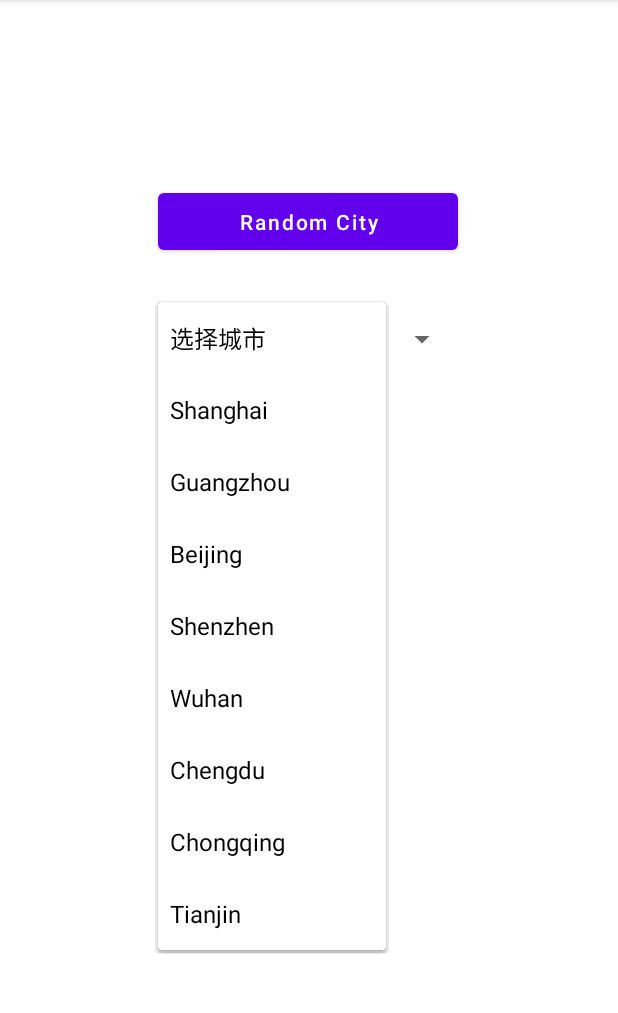
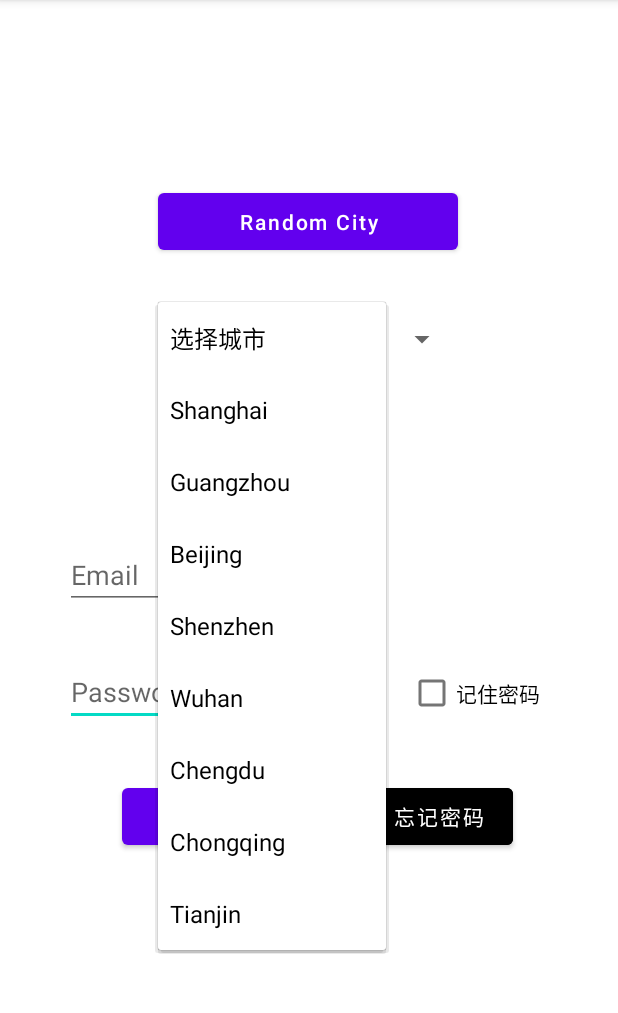
Before and after one commit to Voychek1024/Mobile-Computing, an Android app: the screen it shows after launch (MainActivity), after a tap on "选择城市", on a phone screen of 412 x 824 dp, the part 84-1097 px from its top. Run offline under Robolectric (Android 15) with nearby library versions, the light colour scheme and no system bars.

Commit message:
ex06 initial commit

```diff
--- /dev/null
+++ b/ex06/app/src/main/res/drawable/ic_baseline_help_24.xml
@@ -0,0 +1,5 @@
+<vector android:height="24dp" android:tint="#493E30"
+    android:viewportHeight="24" android:viewportWidth="24"
+    android:width="24dp" xmlns:android="http://schemas.android.com/apk/res/android">
+    <path android:fillColor="@android:color/white" android:pathData="M12,2C6.48,2 2,6.48 2,12s4.48,10 10,10 10,-4.48 10,-10S17.52,2 12,2zM13,19h-2v-2h2v2zM15.07,11.25l-0.9,0.92C13.45,12.9 13,13.5 13,15h-2v-0.5c0,-1.1 0.45,-2.1 1.17,-2.83l1.24,-1.26c0.37,-0.36 0.59,-0.86 0.59,-1.41 0,-1.1 -0.9,-2 -2,-2s-2,0.9 -2,2L8,9c0,-2.21 1.79,-4 4,-4s4,1.79 4,4c0,0.88 -0.36,1.68 -0.93,2.25z"/>
+</vector>
--- a/ex06/app/src/main/res/layout/activity_main.xml
+++ b/ex06/app/src/main/res/layout/activity_main.xml
@@ -4,6 +4,7 @@
     xmlns:tools="http://schemas.android.com/tools"
     android:layout_width="match_parent"
     android:layout_height="match_parent"
+    android:background="#FFFFFF"
     tools:context=".MainActivity">
 
     <Button
@@ -30,4 +31,69 @@
         app:layout_constraintTop_toBottomOf="@+id/button"
         app:layout_constraintVertical_bias="0.052" />
 
+    <EditText
+        android:id="@+id/editText2"
+        android:layout_width="184dp"
+        android:layout_height="43dp"
+        android:hint="@string/prompt_password"
+        android:inputType="textPassword"
+        android:selectAllOnFocus="true"
+        app:layout_constraintBottom_toBottomOf="parent"
+        app:layout_constraintEnd_toEndOf="@+id/editText"
+        app:layout_constraintHorizontal_bias="0.0"
+        app:layout_constraintStart_toStartOf="@+id/editText"
+        app:layout_constraintTop_toBottomOf="@+id/editText"
+        app:layout_constraintVertical_bias="0.109" />
+
+    <EditText
+        android:id="@+id/editText"
+        android:layout_width="184dp"
+        android:layout_height="43dp"
+        android:hint="@string/prompt_email"
+        android:inputType="textEmailAddress"
+        android:selectAllOnFocus="true"
+        app:layout_constraintBottom_toBottomOf="parent"
+        app:layout_constraintEnd_toEndOf="parent"
+        app:layout_constraintHorizontal_bias="0.189"
+        app:layout_constraintStart_toStartOf="parent"
+        app:layout_constraintTop_toTopOf="parent" />
+
+    <CheckBox
+        android:id="@+id/checkBox"
+        android:layout_width="100dp"
+        android:layout_height="43dp"
+        android:layout_marginStart="4dp"
+        android:text="@string/memorize_code"
+        app:layout_constraintBottom_toBottomOf="@+id/editText2"
+        app:layout_constraintEnd_toEndOf="parent"
+        app:layout_constraintStart_toEndOf="@+id/editText2"
+        app:layout_constraintTop_toTopOf="@+id/editText2" />
+
+    <Button
+        android:id="@+id/button2"
+        android:layout_width="100dp"
+        android:layout_height="50dp"
+        android:text="@string/prompt_login"
+        android:textSize="14sp"
+        app:layout_constraintBottom_toBottomOf="parent"
+        app:layout_constraintEnd_toEndOf="parent"
+        app:layout_constraintHorizontal_bias="0.26"
+        app:layout_constraintStart_toStartOf="parent"
+        app:layout_constraintTop_toTopOf="parent"
+        app:layout_constraintVertical_bias="0.723" />
+
+    <Button
+        android:id="@+id/button3"
+        android:layout_width="100dp"
+        android:layout_height="50dp"
+        android:backgroundTint="@color/black"
+        android:text="@string/prompt_forget_pwd"
+        android:textSize="14sp"
+        app:layout_constraintBottom_toBottomOf="@+id/button2"
+        app:layout_constraintEnd_toEndOf="parent"
+        app:layout_constraintHorizontal_bias="0.464"
+        app:layout_constraintStart_toEndOf="@+id/button2"
+        app:layout_constraintTop_toTopOf="@+id/button2" />
+
+
 </androidx.constraintlayout.widget.ConstraintLayout>
--- a/ex06/app/src/main/res/values/strings.xml
+++ b/ex06/app/src/main/res/values/strings.xml
@@ -2,6 +2,11 @@
     <string name="app_name">18121772_LiJiaQi_Week06</string>
     <string name="random_city">Random City</string>
     <string name="demo">DEMO</string>
+    <string name="prompt_password">Password</string>
+    <string name="prompt_email">Email</string>
+    <string name="memorize_code">记住密码</string>
+    <string name="prompt_login">登录</string>
+    <string name="prompt_forget_pwd">忘记密码</string>
     <string-array name="city_choice">
         <item>选择城市</item>
         <item>Shanghai</item>
@@ -23,4 +28,8 @@
         <item>Chongqing</item>
         <item>Tianjin</item>
     </string-array>
+    <string-array name="find_pwd_choice">
+        <item>发送验证码至手机</item>
+        <item>发送验证码至邮箱</item>
+    </string-array>
 </resources>
```
Also changed, not shown: ex06/app/src/main/java/com/example/a18121772_lijiaqi_week06/MainActivity.java (+47 -0 lines), 2 other files.
